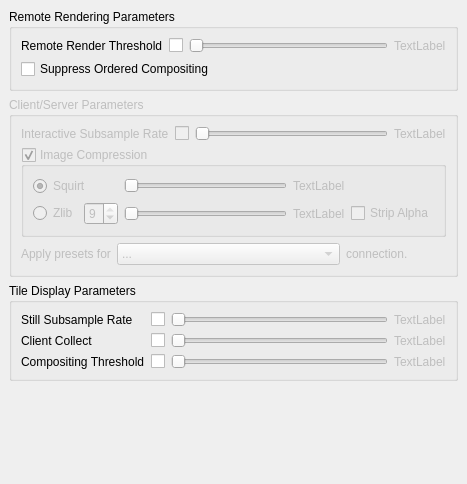
Before: the Qt Designer form Qt/Components/Resources/UI/pqGlobalRenderViewOptions.ui in Kitware/ParaView, drawn with Qt 5.
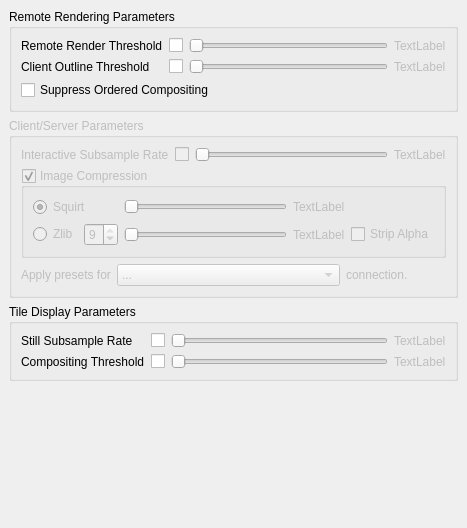
After: the same form once the commit is applied. The open tabs and pages were chosen to show the change. Custom widgets are drawn as their Qt base class.

Commit message:
Fixed BUG #10535. Added ability to deliver outlines to client.
Overloading the client-collect-threshold used to decide if outlines are to be
delivered to client in tile-display mode to also control if outline is delivered
to client when interacting in non-tile-display mode.

Note this has no effect when server-side rendering is employed.

The setting is now in global render-view settings, "Remote rendering" group,
named "Client Outline Threshold".

```diff
--- a/Qt/Components/Resources/UI/pqGlobalRenderViewOptions.ui
+++ b/Qt/Components/Resources/UI/pqGlobalRenderViewOptions.ui
@@ -7,7 +7,7 @@
     <x>0</x>
     <y>0</y>
     <width>467</width>
-    <height>484</height>
+    <height>528</height>
    </rect>
   </property>
   <property name="windowTitle">
@@ -20,7 +20,7 @@
    <item row="0" column="0">
     <widget class="QStackedWidget" name="stackedWidget">
      <property name="currentIndex">
-      <number>0</number>
+      <number>2</number>
      </property>
      <widget class="QWidget" name="General">
       <layout class="QGridLayout" name="gridLayout_2">
@@ -221,7 +221,7 @@
          <property name="title">
           <string>Depth Peeling</string>
          </property>
-         <layout class="QGridLayout" name="gridLayout">
+         <layout class="QGridLayout" name="gridLayout_foo">
           <item row="0" column="0" colspan="2">
            <widget class="QCheckBox" name="depthPeeling">
             <property name="statusTip">
@@ -772,7 +772,7 @@
           <property name="spacing">
            <number>6</number>
           </property>
-          <item row="1" column="0" colspan="3">
+          <item row="5" column="0" colspan="3">
            <widget class="QCheckBox" name="orderedCompositing">
             <property name="toolTip">
              <string>&lt;html&gt;&lt;head&gt;&lt;meta name=&quot;qrichtext&quot; content=&quot;1&quot; /&gt;&lt;/head&gt;&lt;body style=&quot; white-space: pre-wrap; font-family:Sans Serif; font-size:9pt; font-weight:400; font-style:normal; text-decoration:none;&quot;&gt;&lt;p style=&quot; margin-top:0px; margin-bottom:0px; margin-left:0px; margin-right:0px; -qt-block-indent:0; text-indent:0px;&quot;&gt;Toggle use of ordered compositing. Ordered compositing makes updates and animations slower, but makes volume rendering correct and may speed up compositing in general.&lt;/p&gt;&lt;/body&gt;&lt;/html&gt;</string>
@@ -834,6 +834,59 @@
             </property>
            </widget>
           </item>
+          <item row="1" column="0">
+           <widget class="QLabel" name="label_6">
+            <property name="text">
+             <string>Client Outline Threshold</string>
+            </property>
+           </widget>
+          </item>
+          <item row="1" column="1">
+           <widget class="QCheckBox" name="enableClientCollect">
+            <property name="toolTip">
+             <string>&lt;html&gt;Toggle client geometry collection&lt;/html&gt;</string>
+            </property>
+            <property name="text">
+             <string/>
+            </property>
+           </widget>
+          </item>
+          <item row="1" column="2">
+           <widget class="QSlider" name="clientCollect">
+            <property name="enabled">
+             <bool>false</bool>
+            </property>
+            <property name="toolTip">
+             <string>&lt;!DOCTYPE HTML PUBLIC &quot;-//W3C//DTD HTML 4.0//EN&quot; &quot;http://www.w3.org/TR/REC-html40/strict.dtd&quot;&gt;
+&lt;html&gt;&lt;head&gt;&lt;meta name=&quot;qrichtext&quot; content=&quot;1&quot; /&gt;&lt;style type=&quot;text/css&quot;&gt;
+p, li { white-space: pre-wrap; }
+&lt;/style&gt;&lt;/head&gt;&lt;body style=&quot; font-family:'Helvetica'; font-size:9pt; font-weight:400; font-style:normal;&quot;&gt;
+&lt;p style=&quot; margin-top:0px; margin-bottom:0px; margin-left:0px; margin-right:0px; -qt-block-indent:0; text-indent:0px;&quot;&gt;This slider determines is an outline is delivered to the client when interacting (or when in tile-display mode). This does not have any effect when images are being delivered to the client for rendering. &lt;span style=&quot; font-weight:600;&quot;&gt;Left:&lt;/span&gt; Always deliver and render outlines on the client when interacting (or in tile-display).&lt;/p&gt;&lt;/body&gt;&lt;/html&gt;</string>
+            </property>
+            <property name="maximum">
+             <number>1000</number>
+            </property>
+            <property name="singleStep">
+             <number>10</number>
+            </property>
+            <property name="pageStep">
+             <number>100</number>
+            </property>
+            <property name="orientation">
+             <enum>Qt::Horizontal</enum>
+            </property>
+           </widget>
+          </item>
+          <item row="1" column="3">
+           <widget class="QLabel" name="clientCollectLabel">
+            <property name="enabled">
+             <bool>false</bool>
+            </property>
+            <property name="text">
+             <string>TextLabel</string>
+            </property>
+           </widget>
+          </item>
          </layout>
         </widget>
        </item>
@@ -1184,33 +1237,6 @@
           <property name="spacing">
            <number>6</number>
           </property>
-          <item row="1" column="3">
-           <widget class="QLabel" name="clientCollectLabel">
-            <property name="enabled">
-             <bool>false</bool>
-            </property>
-            <property name="text">
-             <string>TextLabel</string>
-            </property>
-           </widget>
-          </item>
-          <item row="1" column="1">
-           <widget class="QCheckBox" name="enableClientCollect">
-            <property name="toolTip">
-             <string>&lt;html&gt;Toggle client geometry collection&lt;/html&gt;</string>
-            </property>
-            <property name="text">
-             <string/>
-            </property>
-           </widget>
-          </item>
-          <item row="1" column="0">
-           <widget class="QLabel" name="label_6">
-            <property name="text">
-             <string>Client Collect</string>
-            </property>
-           </widget>
-          </item>
           <item row="0" column="0">
            <widget class="QLabel" name="label_5">
             <property name="text">
@@ -1266,43 +1292,21 @@
             </property>
            </widget>
           </item>
-          <item row="1" column="2">
-           <widget class="QSlider" name="clientCollect">
-            <property name="enabled">
-             <bool>false</bool>
-            </property>
-            <property name="toolTip">
-             <string>&lt;html&gt;This slider determines when any geometry is collected on the client. If geometry is not collected on the client, the outline is drawn on the client (but the tile display still shows the geometry). &lt;b&gt;Left:&lt;/b&gt; Never collect any geometry on the client. &lt;b&gt;Right:&lt;/b&gt; Collect larger geometry on client.&lt;/html&gt;</string>
-            </property>
-            <property name="maximum">
-             <number>1000</number>
-            </property>
-            <property name="singleStep">
-             <number>10</number>
-            </property>
-            <property name="pageStep">
-             <number>100</number>
-            </property>
-            <property name="orientation">
-             <enum>Qt::Horizontal</enum>
-            </property>
-           </widget>
-          </item>
-          <item row="2" column="0">
+          <item row="1" column="0">
            <widget class="QLabel" name="label_4">
             <property name="text">
              <string>Compositing Threshold</string>
             </property>
            </widget>
           </item>
-          <item row="2" column="1">
+          <item row="1" column="1">
            <widget class="QCheckBox" name="enableTileDisplayCompositing">
             <property name="text">
              <string/>
             </property>
            </widget>
           </item>
-          <item row="2" column="2">
+          <item row="1" column="2">
            <widget class="QSlider" name="tileDisplayCompositeThreshold">
             <property name="enabled">
              <bool>false</bool>
@@ -1318,7 +1322,7 @@
             </property>
            </widget>
           </item>
-          <item row="2" column="3">
+          <item row="1" column="3">
            <widget class="QLabel" name="tileDisplayCompositeThresholdLabel">
             <property name="enabled">
              <bool>false</bool>
```
The commit also changes 2 other files.
